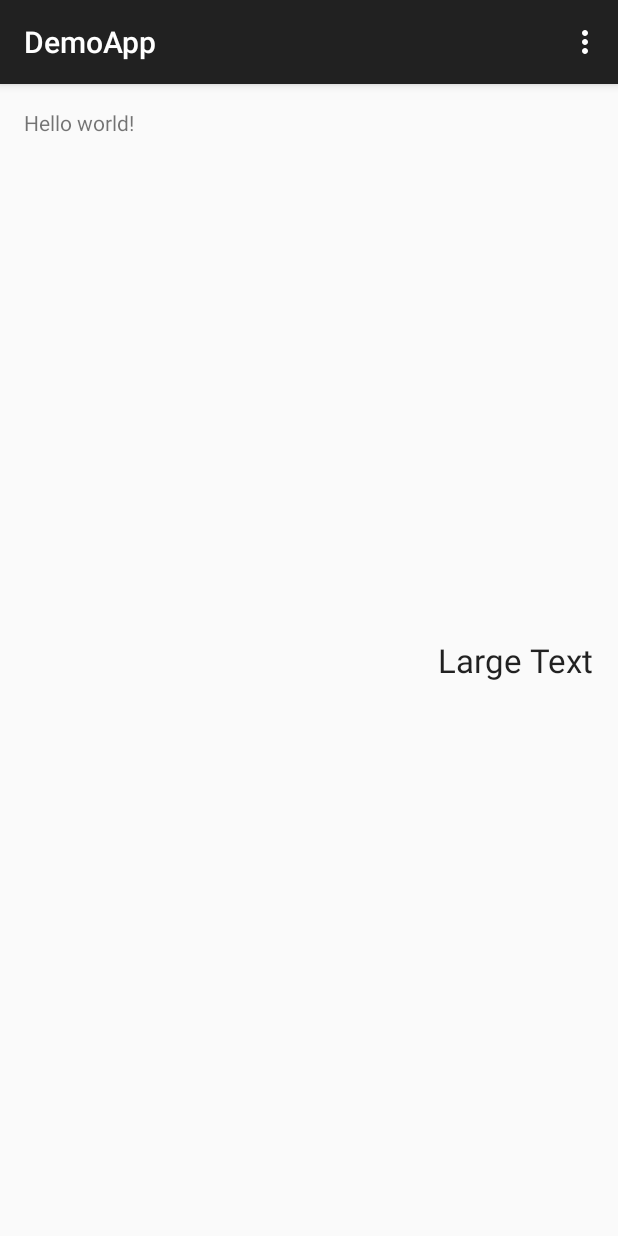
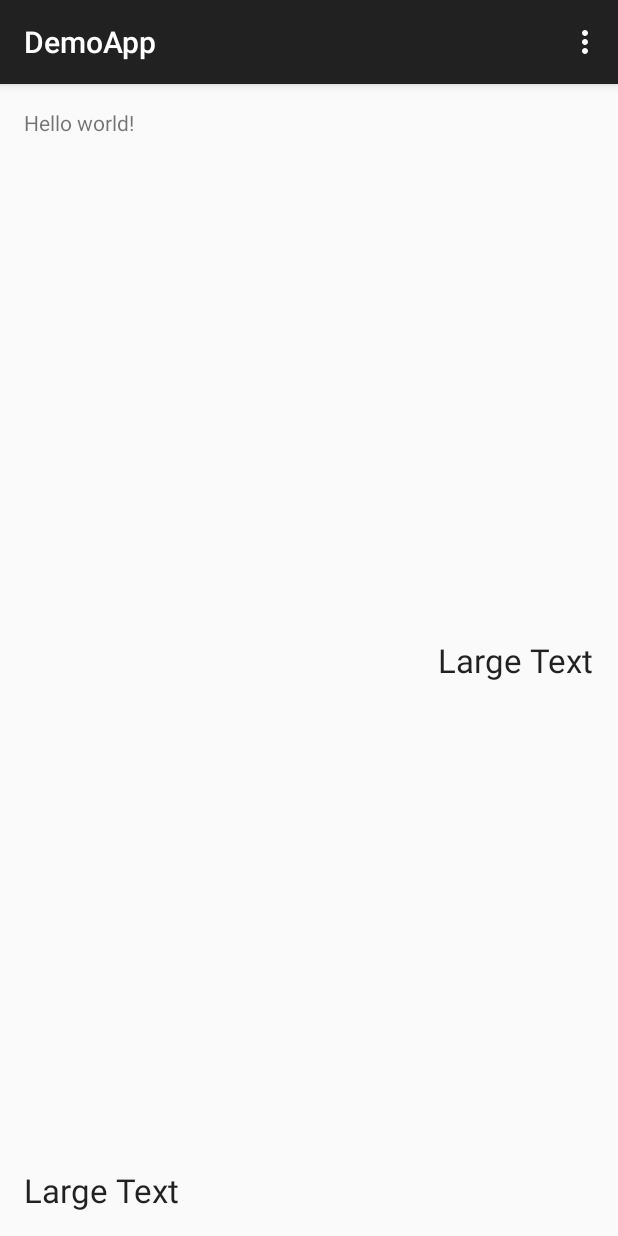
Before and after one commit to rkscgs/DemoApp1, an Android app: the screen it shows after launch (MainActivity), on a phone screen of 412 x 824 dp. Run offline under Robolectric (Android 15) with nearby library versions, the phone set to English and light mode, and no system bars.

Commit message:
added another view in main layout

```diff
--- a/app/src/main/res/layout/activity_main.xml
+++ b/app/src/main/res/layout/activity_main.xml
@@ -18,4 +18,14 @@
         android:layout_alignParentRight="true"
         android:layout_alignParentEnd="true" />
 
+    <TextView
+        android:layout_width="wrap_content"
+        android:layout_height="wrap_content"
+        android:textAppearance="?android:attr/textAppearanceLarge"
+        android:text="Large Text"
+        android:id="@+id/textView"
+        android:layout_alignParentBottom="true"
+        android:layout_alignParentLeft="true"
+        android:layout_alignParentStart="true" />
+
 </RelativeLayout>
```
Also changed, not shown: 1 other file.
